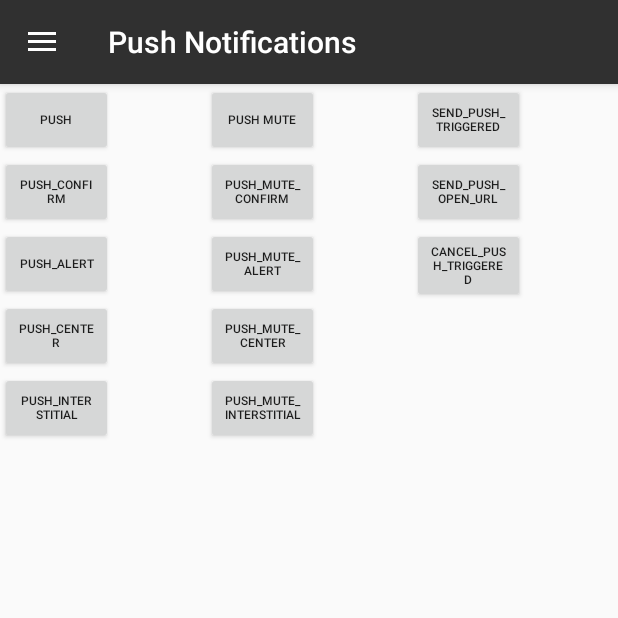
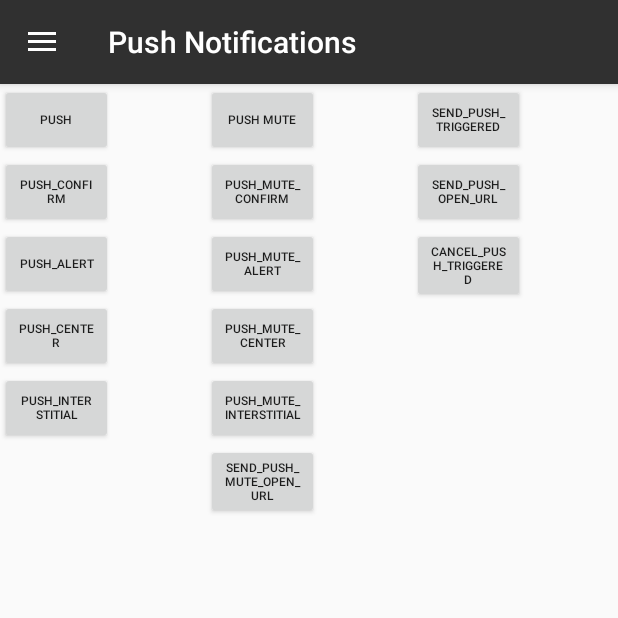
Before and after one commit to Leanplum/Leanplum-Android-SDK-Example, an Android app: the fragment TestingPushFragment placed in its activity, on a phone screen of 412 x 824 dp, the top half of it. Run offline under Robolectric (Android 15) with nearby library versions, the phone set to English and light mode, and no system bars; 1 statement that could not run was skipped.

Commit message:
Added Send_push_mute_open_url

```diff
--- a/app/src/main/java/com/leanplum/android/example/fragments/TestingPushFragment.java
+++ b/app/src/main/java/com/leanplum/android/example/fragments/TestingPushFragment.java
@@ -133,6 +133,15 @@ public class TestingPushFragment extends Fragment {
       }
     });
 
+    final Button push_mute_open_url = root.findViewById(R.id.send_push_mute_open_url);
+    push_mute_open_url.setOnClickListener(new View.OnClickListener() {
+      @Override
+      public void onClick(View v) {
+        Leanplum.track("Send_push_mute_open_url");
+      }
+    });
+
+
     final Button push_triggered_cancel = root.findViewById(R.id.cancel_push_triggered);
     push_triggered_cancel.setOnClickListener(new View.OnClickListener() {
       @Override
--- a/app/src/main/res/layout/testing_push.xml
+++ b/app/src/main/res/layout/testing_push.xml
@@ -99,6 +99,14 @@
             android:text="PUSH_Mute_INTERSTITIAL"
             android:textSize="8sp"/>
 
+        <Button
+            android:id="@+id/send_push_mute_open_url"
+            android:layout_width="75dp"
+            android:layout_height="wrap_content"
+            android:enabled="true"
+            android:text="SEND_PUSH_MUTE_OPEN_URL"
+            android:textSize="8sp"/>
+
     </LinearLayout>
 
     <LinearLayout xmlns:android="http://schemas.android.com/apk/res/android"
```
